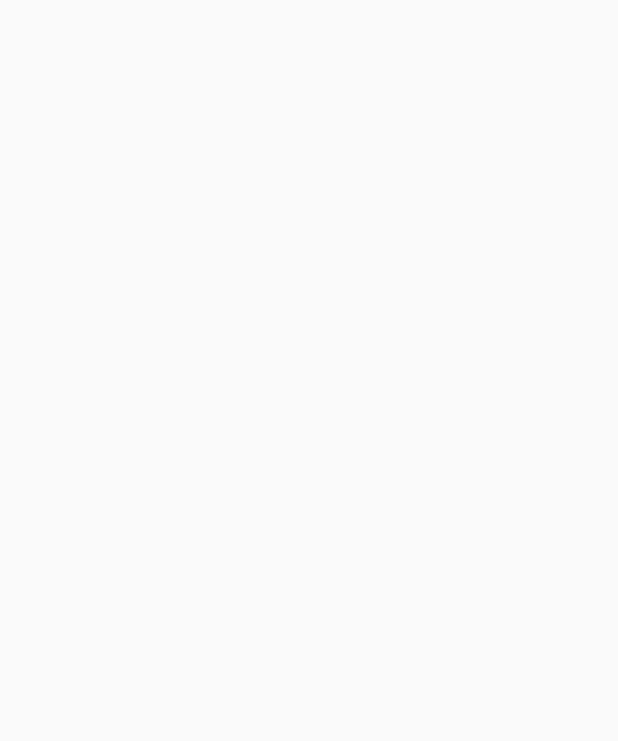
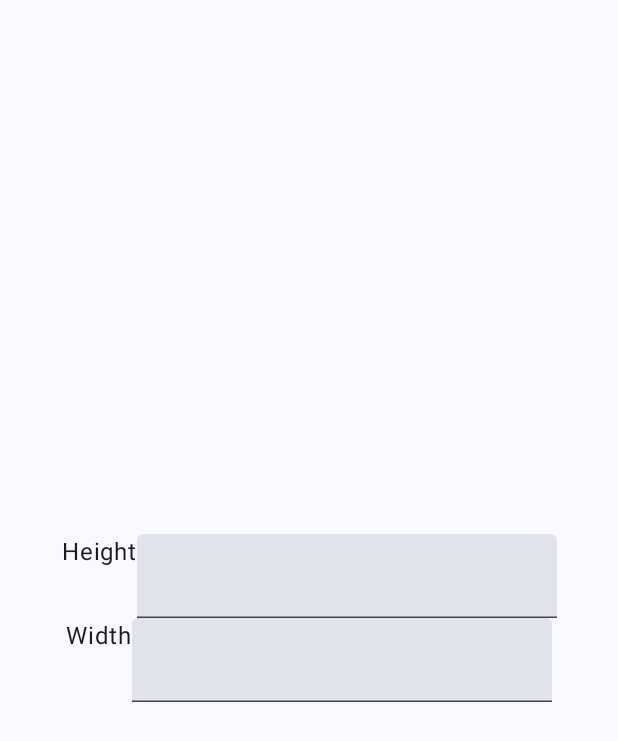
Before and after one commit to jesperancinha/matrix-anywhere-android, an Android app built with Jetpack Compose: the screen it shows after launch (MainActivity), on a phone screen of 412 x 824 dp. Before the commit the part shown is empty. Shown: the top 741 px of the screen. Run offline under Robolectric (Android 15) with nearby library versions, the phone set to English and light mode, and no system bars.

Commit message:
Widht height menu

```diff
--- a/app/app/src/main/java/org/jesperancinha/matrixanywhere/AnimatedSplashScreen.kt
+++ b/app/app/src/main/java/org/jesperancinha/matrixanywhere/AnimatedSplashScreen.kt
@@ -35,7 +35,7 @@ sealed class Screen(val route: String) {
 @Composable
 fun AnimatedSplashScreen(navController: NavHostController) {
     var startAnimation by remember { mutableStateOf(false) }
-    val alphaAnim = animateFloatAsState(
+    val floatState = animateFloatAsState(
         targetValue = if (startAnimation) 1f else 0f,
         animationSpec = tween(
             durationMillis = 1000
@@ -48,14 +48,14 @@ fun AnimatedSplashScreen(navController: NavHostController) {
         navController.popBackStack()
         navController.navigate(Screen.Home.route)
     }
-    Splash(alpha = alphaAnim.value)
+    Splash(alpha = floatState.value)
 }
 
 @Composable
 fun Splash(alpha: Float) {
     Box(
         modifier = Modifier
-            .background(if (isSystemInDarkTheme()) Color.Black else Purple80)
+            .background(if (isSystemInDarkTheme()) Color.Black else Color.Blue)
             .fillMaxSize(),
         contentAlignment = Alignment.Center
     ) {
--- a/app/app/src/main/java/org/jesperancinha/matrixanywhere/MainActivity.kt
+++ b/app/app/src/main/java/org/jesperancinha/matrixanywhere/MainActivity.kt
@@ -3,12 +3,29 @@ package org.jesperancinha.matrixanywhere
 import android.os.Bundle
 import androidx.activity.ComponentActivity
 import androidx.activity.compose.setContent
+import androidx.compose.foundation.layout.Arrangement
 import androidx.compose.foundation.layout.Box
+import androidx.compose.foundation.layout.Column
+import androidx.compose.foundation.layout.Row
 import androidx.compose.foundation.layout.fillMaxSize
+import androidx.compose.foundation.lazy.grid.GridCells
+import androidx.compose.foundation.lazy.grid.GridItemSpan
+import androidx.compose.foundation.lazy.grid.LazyVerticalGrid
+import androidx.compose.material3.ExperimentalMaterial3Api
+import androidx.compose.material3.MaterialTheme
+import androidx.compose.material3.Surface
 import androidx.compose.material3.Text
+import androidx.compose.material3.TextField
 import androidx.compose.runtime.Composable
+import androidx.compose.runtime.getValue
+import androidx.compose.runtime.mutableStateOf
+import androidx.compose.runtime.remember
+import androidx.compose.runtime.setValue
+import androidx.compose.ui.Alignment
 import androidx.compose.ui.Modifier
 import androidx.compose.ui.tooling.preview.Preview
+import androidx.compose.ui.unit.Dp
+import androidx.compose.ui.unit.dp
 import androidx.navigation.NavHostController
 import androidx.navigation.compose.NavHost
 import androidx.navigation.compose.composable
@@ -37,17 +54,49 @@ fun SetupNavGraph(navController: NavHostController) {
             AnimatedSplashScreen(navController = navController)
         }
         composable(route = Screen.Home.route) {
-            Box(modifier = Modifier.fillMaxSize())
+            Surface(
+                modifier = Modifier.fillMaxSize(),
+                color = MaterialTheme.colorScheme.background
+            ) {
+                Greeting("Android")
+            }
         }
     }
 }
 
+@OptIn(ExperimentalMaterial3Api::class)
 @Composable
 fun Greeting(name: String, modifier: Modifier = Modifier) {
-    Text(
-        text = "Hello $name!",
-        modifier = modifier
-    )
+    var width by remember {
+        mutableStateOf("")
+    }
+    var height by remember {
+        mutableStateOf("")
+    }
+    Column(
+        modifier = Modifier.fillMaxSize(),
+        horizontalAlignment = Alignment.CenterHorizontally,
+        verticalArrangement = Arrangement.Center
+    ) {
+        Row {
+            Text(text = "Height")
+            TextField(
+                value = height,
+                onValueChange = { newText ->
+                    height = newText
+                }
+            )
+        }
+        Row {
+            Text(text = "Width")
+            TextField(
+                value = width,
+                onValueChange = { newText ->
+                    width = newText
+                }
+            )
+        }
+    }
 }
 
 @Preview(showBackground = true)
```
Also changed, not shown: 1 other file.
